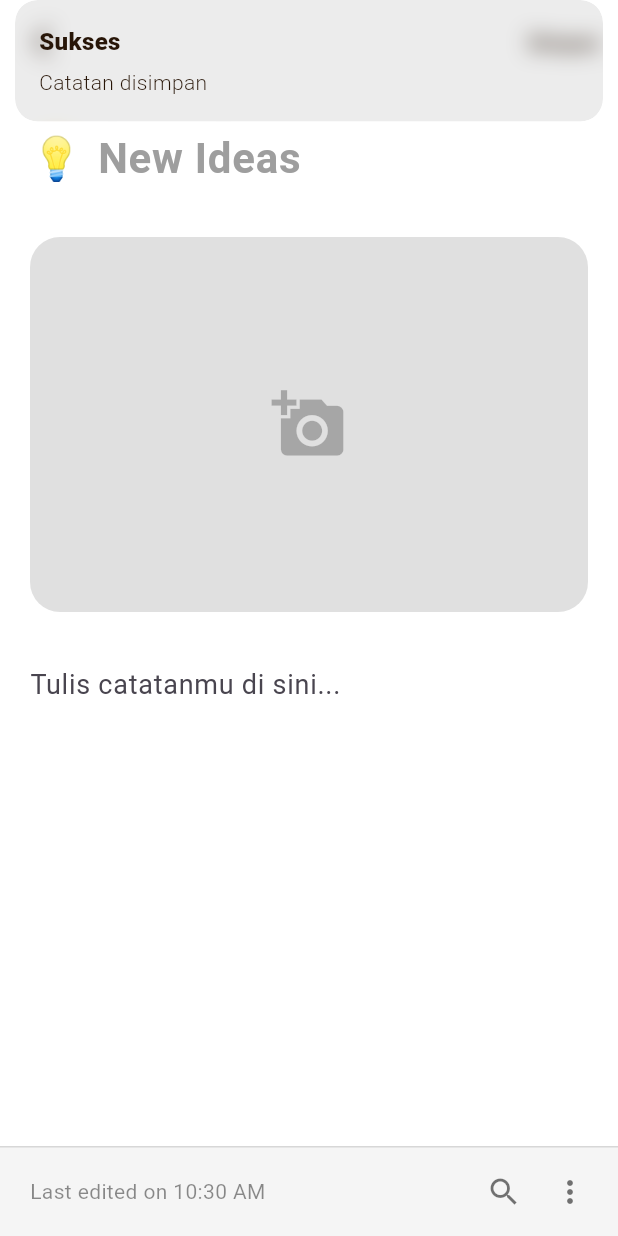
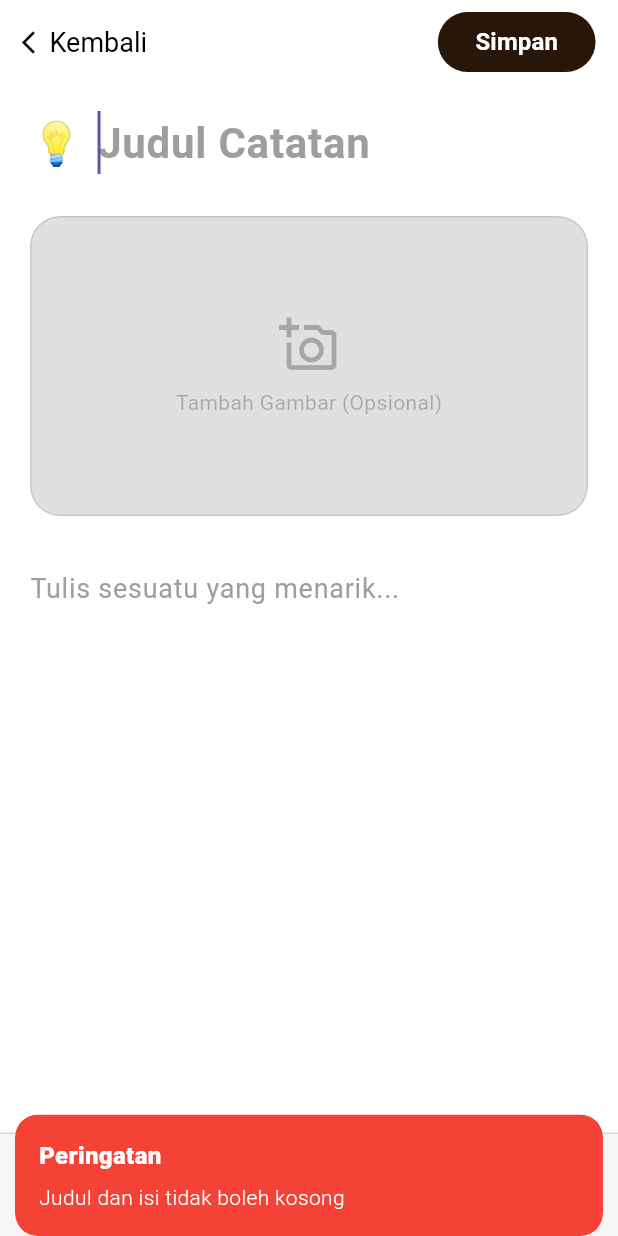
Before and after one commit to ridhomahmudah/project_notes, a Flutter app: the AddNoteView screen opened by its route, after a tap on "Simpan", on a phone screen of 412 x 824 dp. Run offline on Flutter 3.47's test engine with Material 3 defaults, Android fonts, the phone set to English and light mode, and no system bars; our stand-ins replace get, get_storage, google_fonts, image_picker, sqflite; accounts and stored records are empty.

Commit message:
update addnote

```diff
--- a/lib/controllers/add_note_controller.dart
+++ b/lib/controllers/add_note_controller.dart
@@ -1,23 +1,60 @@
+import 'package:flutter/material.dart'; // WAJIB ADA untuk TextEditingController
 import 'package:get/get.dart';
 import 'package:image_picker/image_picker.dart';
 import 'dart:io';
+import 'package:intl/intl.dart';
+import '../services/db_helper.dart';
 
 class AddNoteController extends GetxController {
-  // Variabel reaktif untuk path gambar
+  // --- TAMBAHKAN DUA BARIS INI ---
+  final titleController = TextEditingController();
+  final noteController = TextEditingController();
+
   var selectedImagePath = ''.obs;
 
-  // Fungsi untuk mengambil gambar dari galeri
+  // Fungsi ambil gambar
   Future<void> pickImage() async {
     final ImagePicker picker = ImagePicker();
     final XFile? image = await picker.pickImage(source: ImageSource.gallery);
-
     if (image != null) {
       selectedImagePath.value = image.path;
     }
   }
 
-  // Fungsi untuk menghapus gambar jika user batal
-  void removeImage() {
-    selectedImagePath.value = '';
+  // Fungsi simpan ke database
+  void saveNoteToDB() async {
+    if (titleController.text.isEmpty || noteController.text.isEmpty) {
+      Get.snackbar(
+        "Peringatan",
+        "Judul dan isi tidak boleh kosong",
+        snackPosition: SnackPosition.BOTTOM,
+        backgroundColor: Colors.red,
+        colorText: Colors.white,
+      );
+      return;
+    }
+
+    String fullDateTime = DateFormat(
+      'dd MMMM yyyy, hh:mm a',
+    ).format(DateTime.now());
+
+    Map<String, dynamic> noteData = {
+      'title': titleController.text,
+      'note': noteController.text,
+      'date': fullDateTime,
+      'imagePath': selectedImagePath.value,
+    };
+
+    await DBHelper.insert(noteData);
+    Get.back(); // Kembali ke home
+    Get.snackbar("Sukses", "Catatan berhasil disimpan");
+  }
+
+  @override
+  void onClose() {
+    // Bersihkan controller saat halaman ditutup agar hemat memori
+    titleController.dispose();
+    noteController.dispose();
+    super.onClose();
   }
 }
--- a/lib/main.dart
+++ b/lib/main.dart
@@ -1,3 +1,4 @@
+import 'package:amuba_notes/services/db_helper.dart';
 import 'package:flutter/material.dart';
 import 'package:get/get.dart';
 import 'package:get_storage/get_storage.dart';
@@ -6,11 +7,9 @@ import 'package:amuba_notes/routes/app_pages.dart';
 import 'package:amuba_notes/services/theme.dart';
 
 void main() async {
-  // 1. Inisialisasi wajib Flutter & GetStorage
   WidgetsFlutterBinding.ensureInitialized();
   await GetStorage.init();
-
-  // 2. Inject ThemeController agar bisa dipakai di GetMaterialApp
+  await DBHelper.initDb(); // Inisialisasi database sebelum runApp
   final themeController = Get.put(ThemeController());
 
   runApp(MyApp(themeController: themeController));
--- /dev/null
+++ b/lib/services/db_helper.dart
@@ -0,0 +1,40 @@
+import 'package:sqflite/sqflite.dart';
+import 'package:path/path.dart';
+
+class DBHelper {
+  static Database? _db;
+  static const int _version = 1;
+  static const String _tableName = "notes";
+
+  static Future<void> initDb() async {
+    if (_db != null) return;
+    try {
+      String _path = await getDatabasesPath() + 'notes.db';
+      _db = await openDatabase(
+        _path,
+        version: _version,
+        onCreate: (db, version) {
+          print("Membuat tabel baru...");
+          return db.execute(
+            "CREATE TABLE $_tableName("
+            "id INTEGER PRIMARY KEY AUTOINCREMENT, "
+            "title STRING, note TEXT, date STRING, "
+            "imagePath TEXT)",
+          );
+        },
+      );
+    } catch (e) {
+      print(e);
+    }
+  }
+
+  // Fungsi Simpan Catatan
+  static Future<int> insert(Map<String, dynamic> row) async {
+    return await _db!.insert(_tableName, row);
+  }
+
+  // Fungsi Ambil Semua Catatan
+  static Future<List<Map<String, dynamic>>> query() async {
+    return await _db!.query(_tableName);
+  }
+}
--- a/lib/views/add_note_view.dart
+++ b/lib/views/add_note_view.dart
@@ -1,10 +1,10 @@
 import 'dart:io';
 import 'package:flutter/material.dart';
 import 'package:get/get.dart';
+import 'package:intl/intl.dart';
 import '../controllers/theme_controller.dart';
+import '../controllers/add_note_controller.dart';
 import '../services/theme.dart';
-import 'package:intl/intl.dart';
-import 'package:amuba_notes/controllers/add_note_controller.dart';
 
 class AddNoteView extends StatelessWidget {
   final themeController = Get.find<ThemeController>();
@@ -16,81 +16,207 @@ class AddNoteView extends StatelessWidget {
   Widget build(BuildContext context) {
     return Obx(() {
       bool isDark = themeController.isDarkMode.value;
-      String formattedTime = DateFormat('hh:mm a').format(DateTime.now());
+      // Ambil waktu sekarang untuk tampilan di bawah
+      String formattedTime = DateFormat(
+        'dd MMM yyyy, hh:mm a',
+      ).format(DateTime.now());
 
       return Scaffold(
         backgroundColor: isDark ? Themes.darkBg : Colors.white,
         appBar: AppBar(
           elevation: 0,
           backgroundColor: Colors.transparent,
-          leading: IconButton(
-            icon: Icon(
+          automaticallyImplyLeading: false,
+          titleSpacing: 0,
+          title: Obx(() {
+            bool isDark = themeController.isDarkMode.value;
+            return GestureDetector(
+              onTap: () => Get.back(),
+              child: Padding(
+                padding: const EdgeInsets.only(left: 10),
+                child: Row(
+                  children: [
+                    Icon(
                       Icons.arrow_back_ios_new,
-              color: isDark ? Colors.white : Themes.lightPrimary,
+                      size: 18,
+                      color: isDark ? Colors.white : Colors.black,
                     ),
-            onPressed: () => Get.back(),
+                    const SizedBox(width: 5),
+                    Text(
+                      "Kembali",
+                      style: TextStyle(
+                        fontSize: 18,
+                        color: isDark ? Colors.white : Colors.black,
                       ),
+                    ),
+                  ],
+                ),
+              ),
+            );
+          }),
           actions: [
-            TextButton(
-              onPressed: () {
-                Get.snackbar("Sukses", "Catatan disimpan");
-              },
-              child: Text("Simpan", style: TextStyle(fontWeight: FontWeight.bold, color: isDark ? Colors.blueAccent : Themes.lightPrimary)),
+            Padding(
+              padding: const EdgeInsets.only(right: 15, top: 8, bottom: 8),
+              child: Obx(() {
+                bool isDark = themeController.isDarkMode.value;
+                return ElevatedButton(
+                  onPressed: () => addNoteController.saveNoteToDB(),
+                  style: ElevatedButton.styleFrom(
+                    backgroundColor: isDark ? Themes.amubaYellow : Themes.lightPrimary,
+
+                    foregroundColor:
+                        isDark ? Themes.lightPrimary : Themes.amubaWhite,
+                    shape: const StadiumBorder(),
+                    side: BorderSide(
+                      color:
+                          isDark
+                              ? Colors.transparent
+                              : Themes.lightPrimary.withOpacity(0.2),
+                    ),
+                    elevation: 0,
+                    padding: const EdgeInsets.symmetric(horizontal: 25),
+                  ),
+                  child: const Text(
+                    "Simpan",
+                    style: TextStyle(fontWeight: FontWeight.bold, fontSize: 16),
+                  ),
+                );
+              }),
             ),
           ],
         ),
         body: SingleChildScrollView(
-          padding: const EdgeInsets.all(20),
+          physics: const BouncingScrollPhysics(),
+          padding: const EdgeInsets.symmetric(horizontal: 20, vertical: 10),
           child: Column(
             crossAxisAlignment: CrossAxisAlignment.start,
             children: [
-              // 1. Judul
+              // 1. INPUT JUDUL
               Row(
                 children: [
                   const Text("💡", style: TextStyle(fontSize: 28)),
                   const SizedBox(width: 10),
                   Expanded(
                     child: TextField(
-                      style: TextStyle(fontSize: 28, fontWeight: FontWeight.bold, color: isDark ? Colors.white : Colors.black),
+                      controller: addNoteController.titleController,
+                      autofocus: true, // Langsung fokus saat buka halaman
+                      style: TextStyle(
+                        fontSize: 28,
+                        fontWeight: FontWeight.bold,
+                        color: isDark ? Colors.white : Colors.black,
+                      ),
                       decoration: InputDecoration(
-                        hintText: "New Ideas",
-                        hintStyle: TextStyle(color: isDark ? Colors.white38 : Colors.grey),
+                        hintText: "Judul Catatan",
+                        hintStyle: TextStyle(
+                          color: isDark ? Colors.white38 : Colors.grey,
+                        ),
                         border: InputBorder.none,
                       ),
                     ),
                   ),
                 ],
               ),
-              const SizedBox(height: 24),
+              const SizedBox(height: 20),
 
-              // 2. Banner Image (Sekarang pakai addNoteController)
+              // 2. BANNER IMAGE
               GestureDetector(
                 onTap: () => addNoteController.pickImage(),
-                child: ClipRRect(
+                child: Obx(
+                  () => ClipRRect(
                     borderRadius: BorderRadius.circular(20),
-                  child: addNoteController.selectedImagePath.value == ''
+                    child:
+                        addNoteController.selectedImagePath.value == ''
                             ? Container(
-                          height: 250,
+                              height: 200,
                               width: double.infinity,
+                              decoration: BoxDecoration(
                                 color: isDark ? Colors.white10 : Colors.black12,
-                          child: Icon(Icons.add_a_photo, size: 50, color: isDark ? Colors.white38 : Colors.black26),
+                                borderRadius: BorderRadius.circular(20),
+                                border: Border.all(
+                                  color:
+                                      isDark ? Colors.white10 : Colors.black12,
+                                ),
+                              ),
+                              child: Column(
+                                mainAxisAlignment: MainAxisAlignment.center,
+                                children: [
+                                  Icon(
+                                    Icons.add_a_photo_outlined,
+                                    size: 40,
+                                    color:
+                                        isDark
+                                            ? Colors.white38
+                                            : Colors.black26,
+                                  ),
+                                  const SizedBox(height: 8),
+                                  Text(
+                                    "Tambah Gambar (Opsional)",
+                                    style: TextStyle(
+                                      color:
+                                          isDark
+                                              ? Colors.white38
+                                              : Colors.black26,
+                                    ),
+                                  ),
+                                ],
+                              ),
                             )
-                      : Image.file(
-                          File(addNoteController.selectedImagePath.value),
+                            : Stack(
+                              children: [
+                                Image.file(
+                                  File(
+                                    addNoteController.selectedImagePath.value,
+                                  ),
                                   width: double.infinity,
                                   height: 250,
                                   fit: BoxFit.cover,
+                                ),
+                                // Tombol Hapus Gambar
+                                Positioned(
+                                  right: 10,
+                                  top: 10,
+                                  child: GestureDetector(
+                                    onTap:
+                                        () =>
+                                            addNoteController
+                                                .selectedImagePath
+                                                .value = '',
+                                    child: Container(
+                                      padding: const EdgeInsets.all(5),
+                                      decoration: const BoxDecoration(
+                                        color: Colors.red,
+                                        shape: BoxShape.circle,
+                                      ),
+                                      child: const Icon(
+                                        Icons.close,
+                                        color: Colors.white,
+                                        size: 20,
+                                      ),
+                                    ),
+                                  ),
+                                ),
+                              ],
+                            ),
                   ),
                 ),
               ),
               const SizedBox(height: 24),
 
-              // 3. Isi Catatan
+              // 3. INPUT ISI CATATAN
               TextField(
+                controller: addNoteController.noteController,
                 maxLines: null,
-                style: TextStyle(fontSize: 18, color: isDark ? Colors.white70 : Colors.black87),
-                decoration: const InputDecoration(
-                  hintText: "Tulis catatanmu di sini...",
+                keyboardType: TextInputType.multiline,
+                style: TextStyle(
+                  fontSize: 18,
+                  height: 1.5,
+                  color: isDark ? Colors.white70 : Colors.black87,
+                ),
+                decoration: InputDecoration(
+                  hintText: "Tulis sesuatu yang menarik...",
+                  hintStyle: TextStyle(
+                    color: isDark ? Colors.white38 : Colors.grey,
+                  ),
                   border: InputBorder.none,
                 ),
               ),
@@ -98,21 +224,42 @@ class AddNoteView extends StatelessWidget {
           ),
         ),
 
-        // 4. Bottom Bar
+        // 4. BOTTOM BAR
         bottomNavigationBar: Container(
-          height: 60,
-          padding: const EdgeInsets.symmetric(horizontal: 20),
+          padding: EdgeInsets.only(
+            bottom:
+                MediaQuery.of(context).viewInsets.bottom +
+                10, // Mengikuti keyboard
+            left: 20,
+            right: 20,
+            top: 10,
+          ),
           decoration: BoxDecoration(
             color: isDark ? const Color(0xFF1E1E1F) : Colors.grey[100],
-            border: Border(top: BorderSide(color: isDark ? Colors.white10 : Colors.black12)),
+            border: Border(
+              top: BorderSide(color: isDark ? Colors.white10 : Colors.black12),
+            ),
           ),
           child: Row(
             children: [
-              Text("Last edited on $formattedTime", style: TextStyle(color: isDark ? Colors.white38 : Colors.black45, fontSize: 14)),
+              Text(
+                "Terakhir diedit $formattedTime",
+                style: TextStyle(
+                  color: isDark ? Colors.white38 : Colors.black45,
+                  fontSize: 12,
+                ),
+              ),
               const Spacer(),
-              Icon(Icons.search, color: isDark ? Colors.white70 : Colors.black54),
-              const SizedBox(width: 20),
-              Icon(Icons.more_vert, color: isDark ? Colors.white70 : Colors.black54),
+              IconButton(
+                icon: const Icon(Icons.search, size: 25),
+                onPressed: () {},
+                color: isDark ? Colors.white70 : Colors.black54,
+              ),
+              IconButton(
+                icon: const Icon(Icons.more_vert, size: 25),
+                onPressed: () {},
+                color: isDark ? Colors.white70 : Colors.black54,
+              ),
             ],
           ),
         ),
--- a/pubspec.yaml
+++ b/pubspec.yaml
@@ -33,6 +33,8 @@ dependencies:
   get: ^4.6.6
   intl: ^0.19.0
   image_picker: ^1.0.7
+  sqflite: ^2.3.0
+  path: ^1.9.0
   # The following adds the Cupertino Icons font to your application.
   # Use with the CupertinoIcons class for iOS style icons.
   cupertino_icons: ^1.0.8
```
Also changed, not shown: pubspec.lock, 1 other file. Lines whose indentation alone changed are shown as unchanged.
